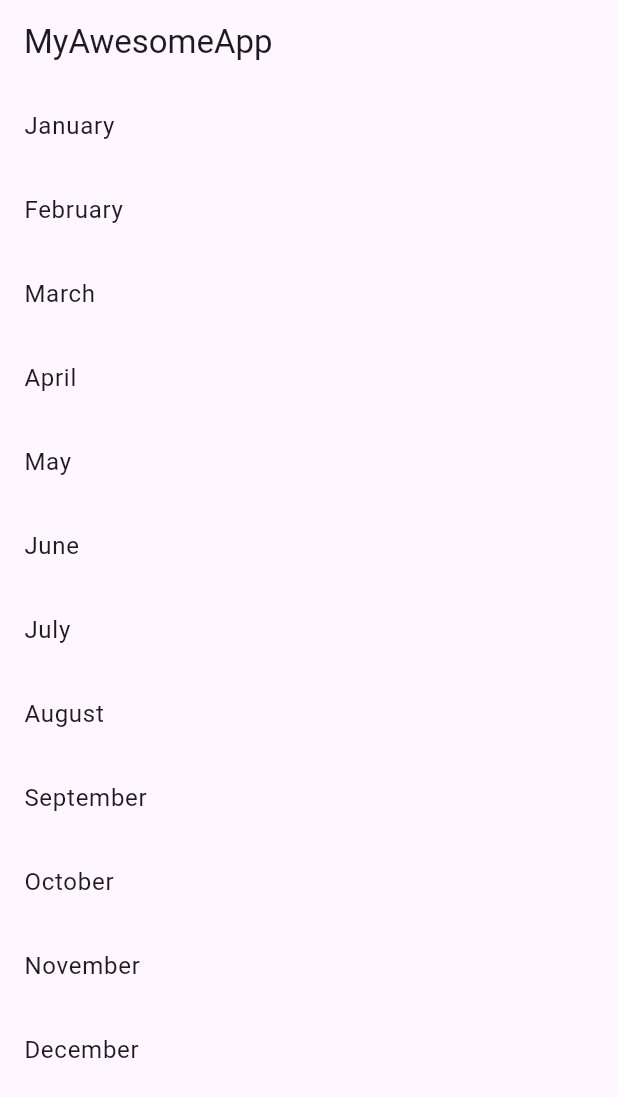
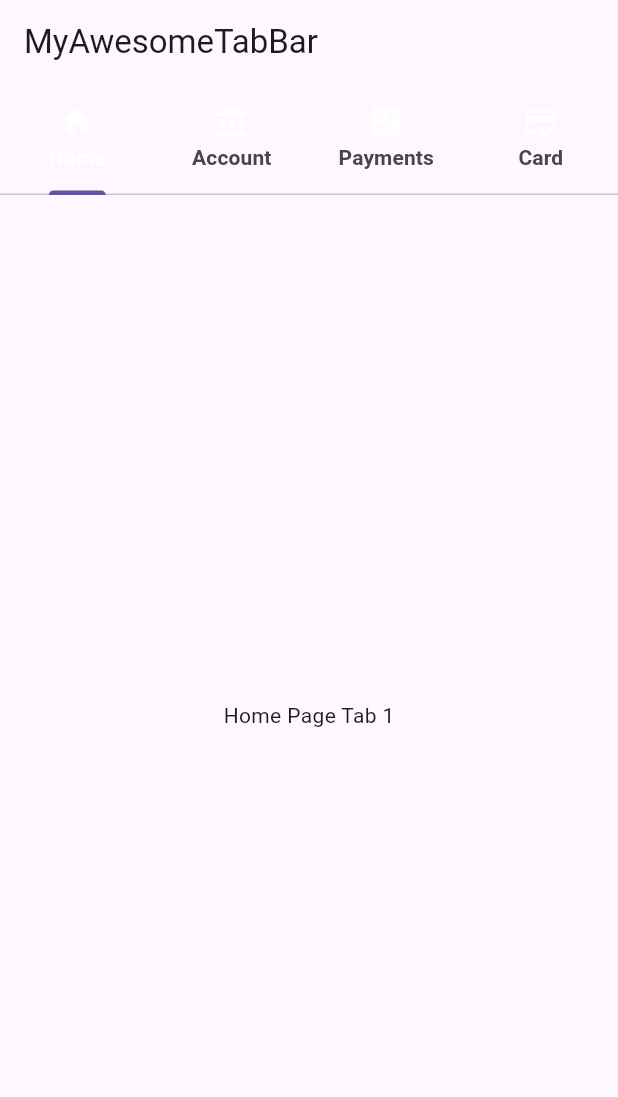
Before and after one commit to Tona-Mangobyte/flutter-fundamentals, a Flutter app: the screen it shows after launch, on a phone screen of 412 x 824 dp. Shown: the top 1097 px of the screen. Run offline on Flutter 3.47's test engine with Material 3 defaults, Android fonts, the phone set to English and light mode, and no system bars.

Commit message:
make simple

```diff
--- a/simple_navigation/lib/main.dart
+++ b/simple_navigation/lib/main.dart
@@ -1,5 +1,7 @@
 import 'package:flutter/material.dart';
 import 'package:simple_navigation/screens/month/list.dart';
+import 'package:simple_navigation/screens/simple_route.dart';
+import 'package:simple_navigation/screens/simple_tab.dart';
 
 void main() {
   runApp(const MyApp());
@@ -13,7 +15,7 @@ class MyApp extends StatelessWidget {
   Widget build(BuildContext context) {
     return MaterialApp(
       title: 'Flutter Demo',
-      theme: ThemeData(
+      /*theme: ThemeData(
         // This is the theme of your application.
         //
         // TRY THIS: Try running your application with "flutter run". You'll see
@@ -31,8 +33,16 @@ class MyApp extends StatelessWidget {
         // tested with just a hot reload.
         colorScheme: ColorScheme.fromSeed(seedColor: Colors.deepPurple),
         useMaterial3: true,
+      ),*/
+      theme: ThemeData(
+        tabBarTheme: const TabBarTheme(
+          labelColor: Colors.white,
+        ),
+        primarySwatch: Colors.blue,
       ),
-      home: ListMonthScreen(),
+      // home: ListMonthScreen(),
+      // home: const SimpleManageRoute(),
+      home: SimpleTabController(),
     );
   }
 }
--- /dev/null
+++ b/simple_navigation/lib/screens/simple_tab.dart
@@ -0,0 +1,95 @@
+import 'package:flutter/material.dart';
+
+class SimpleTabController extends StatelessWidget {
+  @override
+  Widget build(BuildContext context) {
+    return MaterialApp(
+      title: 'Flutter and Dart Cookbook Demo',
+      debugShowCheckedModeBanner: false,
+      theme: ThemeData(
+        tabBarTheme: const TabBarTheme(
+          labelColor: Colors.white,
+          labelStyle: TextStyle(color: Colors.grey),
+// color for text
+        ),
+        primarySwatch: Colors.blue,
+      ),
+      home: const _MyHomePage(title: 'Flutter and Dart Cookbook'),
+    );
+  }
+
+}
+
+class _MyHomePage extends StatelessWidget {
+
+  final String title;
+
+  const _MyHomePage({
+    Key? key,
+    required this.title,
+  }) : super(key: key);
+
+  @override
+  Widget build(BuildContext context) {
+    return Scaffold(
+      backgroundColor: Colors.black,
+      body: DefaultTabController(
+        length: 4,
+        child: Scaffold(
+          appBar: AppBar(
+            title: const Text('MyAwesomeTabBar'),
+            bottom: const TabBar(
+//               indicatorColor: Colors.black,
+              tabs: [
+                Tab(
+                  icon: Icon(Icons.home, color: Colors.white),
+                  child: Text('Home',
+                      style: TextStyle(fontWeight: FontWeight.bold)),
+                ),
+                Tab(
+                  icon: Icon(Icons.account_balance, color: Colors.white),
+                  child: Text('Account',
+                      style: TextStyle(fontWeight: FontWeight.bold)),
+                ),
+                Tab(
+                  icon: Icon(Icons.calculate, color: Colors.white),
+                  child: Text('Payments',
+                      style: TextStyle(fontWeight: FontWeight.bold)),
+                ),
+                Tab(
+                  icon: Icon(Icons.credit_score, color: Colors.white),
+                  child: Text('Card',
+                      style: TextStyle(fontWeight: FontWeight.bold)),
+                ),
+              ],
+            ),
+          ),
+          body: const TabBarView(
+            children: [
+              SizedBox(
+                child: Center(
+                  child: Text('Home Page Tab 1'),
+                ),
+              ),
+              SizedBox(
+                child: Center(
+                  child: Text('Account Page Tab 2'),
+                ),
+              ),
+              SizedBox(
+                child: Center(
+                  child: Text('Payments Page Tab 3'),
+                ),
+              ),
+              SizedBox(
+                child: Center(
+                  child: Text('Card Page Tab 4'),
+                ),
+              ),
+            ],
+          ),
+        ),
+      ),
+    );
+  }
+}
```
Also changed, not shown: simple_navigation/lib/screens/simple_route.dart (added, +139 -0 lines).
